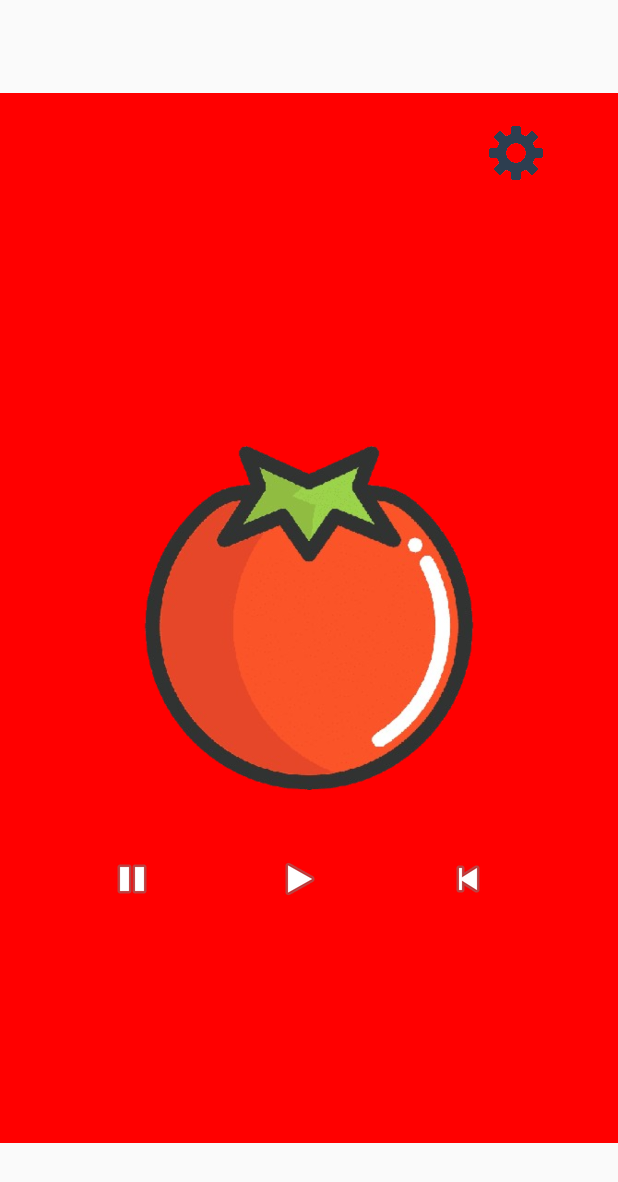
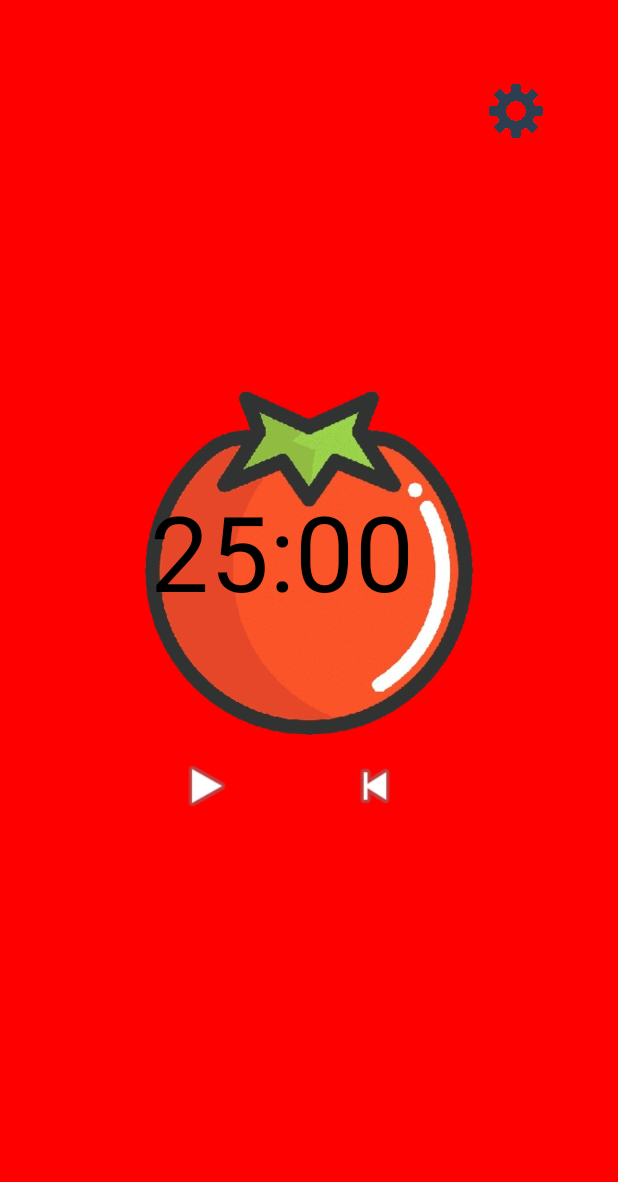
Before and after one commit to rodrigorotondo/snakeCase, an Android app built with Jetpack Compose: the screen it shows after launch (MainActivity), on a phone screen of 412 x 824 dp. Shown: the top 1182 px of the screen. Run offline under Robolectric (Android 15) with nearby library versions, the phone set to English and light mode, and no system bars.

Commit message:
Add files via upload

```diff
--- a/app/src/main/java/com/snakecase/pomodoro/MainActivity.kt
+++ b/app/src/main/java/com/snakecase/pomodoro/MainActivity.kt
@@ -31,7 +31,11 @@ import androidx.compose.runtime.setValue
 import androidx.compose.ui.Alignment
 import androidx.compose.ui.graphics.Color
 import androidx.compose.ui.platform.LocalContext
-
+import kotlinx.coroutines.withContext
+import kotlinx.coroutines.Dispatchers
+import androidx.compose.runtime.LaunchedEffect
+import androidx.compose.ui.unit.sp
+import kotlinx.coroutines.delay
 data class ColorVentana(private var color : Color) {
 
 
@@ -44,25 +48,89 @@ data class ColorVentana(private var color : Color) {
     }
 }
 
+data class TimerPomodoro(private var tiempo : Int, private var timerActivo : Boolean) {
+
+    fun setTiempo(tiempoNuevo : Int){
+        tiempo = tiempoNuevo
+    }
+
+    fun decrementarTiempo(){
+        tiempo --
+    }
+
+    fun setTiempoActivo(timerActivoNuevo : Boolean){
+        timerActivo = timerActivoNuevo
+    }
+
+    fun getTiempo() : Int {
+        return tiempo
+    }
+
+    fun getTimerActivo() : Boolean {
+        return timerActivo
+    }
+
+
+}
+
 @Composable
-fun crearBoton(context : Context, estado : String, id_imagen : Int, descripcion : String) {
+fun crearBoton(context: Context, estado: String, id_imagen: Int, descripcion: String, onClick: () -> Unit) {
     Spacer(modifier = Modifier.width(64.dp))
     IconButton(
-        onClick = { Toast.makeText(context, estado, Toast.LENGTH_SHORT).show()},
-        modifier = Modifier.padding(top = 500.dp),
+        onClick = {
+            onClick()
+            Toast.makeText(context, estado, Toast.LENGTH_SHORT).show()
+        },
+        modifier = Modifier.padding(top = 500.dp)
     ) {
-        Image(painter = painterResource(id = id_imagen), contentDescription = descripcion )
+        Image(painter = painterResource(id = id_imagen), contentDescription = descripcion, modifier = Modifier.size(100.dp))
+    }
+}
+@Composable
+fun crear_botones(context: Context, timerPomodoro: TimerPomodoro) {
+    var tiempo by remember { mutableStateOf(timerPomodoro.getTiempo()) }
+    var timerActivo by remember { mutableStateOf(timerPomodoro.getTimerActivo()) }
+
+    LaunchedEffect(timerActivo) {
+        if (timerActivo) {
+            while (tiempo > 0) {
+                delay(1000)
+                withContext(Dispatchers.Main) {
+                    tiempo--
+                    timerPomodoro.setTiempo(tiempo)
+                }
+            }
+        }
     }
 
-}
-@Composable
-fun crear_botones(context : Context) {
+    fun toggleTimer() {
+        timerActivo = !timerActivo
+    }
 
-    crearBoton(context = context, estado = "Pausado", id_imagen = android.R.drawable.ic_media_pause, descripcion = "Boton de Pausa")
+    fun reiniciarTimer() {
+        tiempo = 1500 // =25 minutos
+        timerActivo = false
+        timerPomodoro.setTiempo(1500)
+        timerPomodoro.setTiempoActivo(false)
+    }
 
-    crearBoton(context = context, estado = "Iniciado", id_imagen = android.R.drawable.ic_media_play, descripcion = "Boton de Play")
+    val minutos = tiempo / 60
+    val segundos = tiempo % 60
+    val tiempoFormateado = String.format("%02d:%02d", minutos, segundos)
 
-    crearBoton(context = context, estado = "Reiniciado", id_imagen = android.R.drawable.ic_media_previous, descripcion = "Boton de Reiniciado")
+    Box() {
+        Text(text = tiempoFormateado, fontSize = 70.sp, modifier = Modifier.fillMaxSize().align(Alignment.Center).padding(100.dp).padding(top = 230.dp))
+        Row(modifier = Modifier.fillMaxWidth()) {
+            Spacer(modifier = Modifier.width(50.dp))
+            crearBoton(context = context, estado = if (timerActivo) "Pausado" else "Iniciado", id_imagen = if (timerActivo) android.R.drawable.ic_media_pause else android.R.drawable.ic_media_play, descripcion = "Botón de Play/Pausa", onClick = {
+                toggleTimer()
+            })
+
+            crearBoton(context = context, estado = "Reiniciado", id_imagen = android.R.drawable.ic_media_previous, descripcion = "Botón de Reiniciar", onClick = {
+                reiniciarTimer()
+            })
+        }
+    }
 
 }
 @Composable
@@ -70,7 +138,7 @@ fun CrearImagenTomate() {
     Image(
         painter = painterResource(id = R.drawable.tomate),
         contentDescription = "Tomate",
-        modifier = Modifier.size(700.dp)
+        modifier = Modifier.size(750.dp)
     )
 
 }
@@ -125,7 +193,7 @@ fun CrearBotonConfiguracion(context: Context, onNavigate: () -> Unit) {
 
     IconButton(onClick =  onNavigate ,
         modifier = Modifier
-            .padding(top = 16.dp)
+            .padding(top = 50.dp)
             .offset(x = 320.dp)) {
         Image(painter = painterResource(id = R.drawable.configuracion), contentDescription = "Imagen de Configuracion")
 
@@ -134,7 +202,13 @@ fun CrearBotonConfiguracion(context: Context, onNavigate: () -> Unit) {
 }
 
 @Composable
-fun pantallaPrincipal(onNavigate: () -> Unit, colorVentana : ColorVentana) {
+fun CrearTimer(timerPomodoro: TimerPomodoro) {
+
+
+}
+
+@Composable
+fun pantallaPrincipal(onNavigate: () -> Unit, colorVentana : ColorVentana, timerPomodoro: TimerPomodoro) {
     PomodoroTheme {
         val context = LocalContext.current
         Column(modifier = Modifier.fillMaxSize(), verticalArrangement = Arrangement.Center,
@@ -144,9 +218,7 @@ fun pantallaPrincipal(onNavigate: () -> Unit, colorVentana : ColorVentana) {
                 .background(color = colorVentana.getColor())) {
                 CrearBotonConfiguracion(context, onNavigate)
                 CrearImagenTomate()
-                Row(){
-                    crear_botones(context)
-                }
+                crear_botones(context, timerPomodoro)
 
             }
         }
@@ -164,12 +236,13 @@ class MainActivity : ComponentActivity() {
         super.onCreate(savedInstanceState)
         enableEdgeToEdge()
         var colorVentana = ColorVentana(Color.Red)
+        var timerPomodoro = TimerPomodoro(1500, false)
         setContent {
 
             var pantallaActual by remember { mutableStateOf("main") }
 
             when (pantallaActual) {
-                "main" -> pantallaPrincipal(onNavigate = {pantallaActual = "second"}, colorVentana)
+                "main" -> pantallaPrincipal(onNavigate = {pantallaActual = "second"}, colorVentana, timerPomodoro)
                 "second" ->pantallaConfiguracion(onNavigateBack = { pantallaActual = "main"}, colorVentana)
             }
 
```
